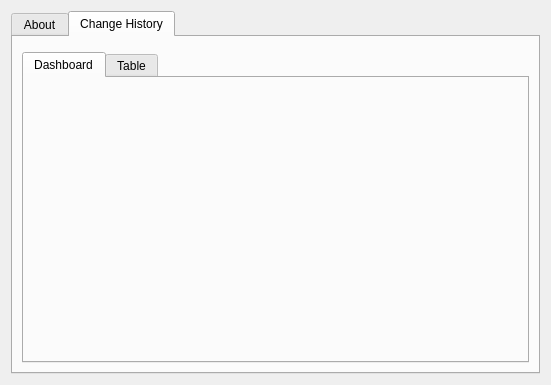
Qt form track_changes/ui/about_dialog.ui (ahmadzfaiz/qgis-track-changes) before a commit.
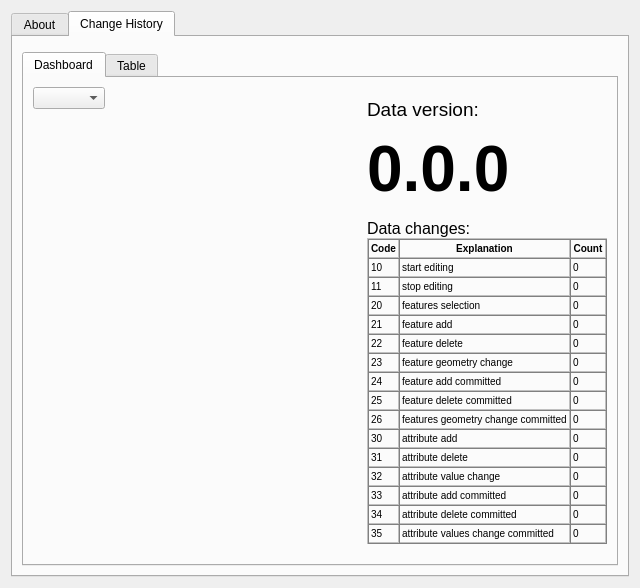
The same form after that commit. The open tabs and pages were chosen to show the change. Custom widgets are drawn as their Qt base class.

```diff
--- a/track_changes/ui/about_dialog.ui
+++ b/track_changes/ui/about_dialog.ui
@@ -6,8 +6,8 @@
    <rect>
     <x>0</x>
     <y>0</y>
-    <width>551</width>
-    <height>385</height>
+    <width>640</width>
+    <height>588</height>
    </rect>
   </property>
   <property name="windowTitle">
@@ -55,7 +55,7 @@
        <string>Change History</string>
       </attribute>
       <layout class="QGridLayout" name="gridLayout_3">
-       <item row="0" column="0">
+       <item row="1" column="0">
         <layout class="QVBoxLayout" name="verticalLayout_2">
          <item>
           <widget class="QgsFileWidget" name="inputGpkgFile"/>
@@ -69,6 +69,59 @@
             <attribute name="title">
              <string>Dashboard</string>
             </attribute>
+            <layout class="QGridLayout" name="gridLayout_5">
+             <item row="0" column="0">
+              <layout class="QHBoxLayout" name="horizontalLayout_2">
+               <item>
+                <layout class="QVBoxLayout" name="verticalLayout_3">
+                 <item>
+                  <layout class="QHBoxLayout" name="horizontalLayout">
+                   <item>
+                    <widget class="QComboBox" name="version_picker"/>
+                   </item>
+                   <item>
+                    <spacer name="horizontalSpacer">
+                     <property name="orientation">
+                      <enum>Qt::Horizontal</enum>
+                     </property>
+                     <property name="sizeHint" stdset="0">
+                      <size>
+                       <width>40</width>
+                       <height>20</height>
+                      </size>
+                     </property>
+                    </spacer>
+                   </item>
+                  </layout>
+                 </item>
+                 <item>
+                  <layout class="QVBoxLayout" name="Chart"/>
+                 </item>
+                 <item>
+                  <spacer name="verticalSpacer_2">
+                   <property name="orientation">
+                    <enum>Qt::Vertical</enum>
+                   </property>
+                   <property name="sizeHint" stdset="0">
+                    <size>
+                     <width>20</width>
+                     <height>13</height>
+                    </size>
+                   </property>
+                  </spacer>
+                 </item>
+                </layout>
+               </item>
+               <item>
+                <widget class="QLabel" name="data_version_description">
+                 <property name="text">
+                  <string>&lt;html&gt;&lt;head/&gt;&lt;body&gt;&lt;p&gt;&lt;span style=&quot; font-size:14pt;&quot;&gt;Data version:&lt;/span&gt;&lt;/p&gt;&lt;p&gt;&lt;span style=&quot; font-size:48pt; font-weight:600;&quot;&gt;0.0.0&lt;/span&gt;&lt;/p&gt;&lt;p&gt;&lt;span style=&quot; font-size:12pt;&quot;&gt;Data changes:&lt;/span&gt;&lt;/p&gt;&lt;table border=&quot;1&quot; style=&quot; margin-top:0px; margin-bottom:0px; margin-left:0px; margin-right:0px;&quot; cellspacing=&quot;0&quot; cellpadding=&quot;2&quot;&gt;&lt;thead&gt;&lt;tr&gt;&lt;td&gt;&lt;p align=&quot;center&quot;&gt;&lt;span style=&quot; font-size:10px; font-weight:600;&quot;&gt;Code&lt;/span&gt;&lt;/p&gt;&lt;/td&gt;&lt;td&gt;&lt;p align=&quot;center&quot;&gt;&lt;span style=&quot; font-size:10px; font-weight:600;&quot;&gt;Explanation&lt;/span&gt;&lt;/p&gt;&lt;/td&gt;&lt;td&gt;&lt;p align=&quot;center&quot;&gt;&lt;span style=&quot; font-size:10px; font-weight:600;&quot;&gt;Count&lt;/span&gt;&lt;/p&gt;&lt;/td&gt;&lt;/tr&gt;&lt;/thead&gt;&lt;tr&gt;&lt;td&gt;&lt;p&gt;&lt;span style=&quot; font-size:10px;&quot;&gt;10&lt;/span&gt;&lt;/p&gt;&lt;/td&gt;&lt;td&gt;&lt;p&gt;&lt;span style=&quot; font-size:10px;&quot;&gt;start editing&lt;/span&gt;&lt;/p&gt;&lt;/td&gt;&lt;td&gt;&lt;p&gt;&lt;span style=&quot; font-size:10px;&quot;&gt;0&lt;/span&gt;&lt;/p&gt;&lt;/td&gt;&lt;/tr&gt;&lt;tr&gt;&lt;td&gt;&lt;p&gt;&lt;span style=&quot; font-size:10px;&quot;&gt;11&lt;/span&gt;&lt;/p&gt;&lt;/td&gt;&lt;td&gt;&lt;p&gt;&lt;span style=&quot; font-size:10px;&quot;&gt;stop editing&lt;/span&gt;&lt;/p&gt;&lt;/td&gt;&lt;td&gt;&lt;p&gt;&lt;span style=&quot; font-size:10px;&quot;&gt;0&lt;/span&gt;&lt;/p&gt;&lt;/td&gt;&lt;/tr&gt;&lt;tr&gt;&lt;td&gt;&lt;p&gt;&lt;span style=&quot; font-size:10px;&quot;&gt;20&lt;/span&gt;&lt;/p&gt;&lt;/td&gt;&lt;td&gt;&lt;p&gt;&lt;span style=&quot; font-size:10px;&quot;&gt;features selection&lt;/span&gt;&lt;/p&gt;&lt;/td&gt;&lt;td&gt;&lt;p&gt;&lt;span style=&quot; font-size:10px;&quot;&gt;0&lt;/span&gt;&lt;/p&gt;&lt;/td&gt;&lt;/tr&gt;&lt;tr&gt;&lt;td&gt;&lt;p&gt;&lt;span style=&quot; font-size:10px;&quot;&gt;21&lt;/span&gt;&lt;/p&gt;&lt;/td&gt;&lt;td&gt;&lt;p&gt;&lt;span style=&quot; font-size:10px;&quot;&gt;feature add&lt;/span&gt;&lt;/p&gt;&lt;/td&gt;&lt;td&gt;&lt;p&gt;&lt;span style=&quot; font-size:10px;&quot;&gt;0&lt;/span&gt;&lt;/p&gt;&lt;/td&gt;&lt;/tr&gt;&lt;tr&gt;&lt;td&gt;&lt;p&gt;&lt;span style=&quot; font-size:10px;&quot;&gt;22&lt;/span&gt;&lt;/p&gt;&lt;/td&gt;&lt;td&gt;&lt;p&gt;&lt;span style=&quot; font-size:10px;&quot;&gt;feature delete&lt;/span&gt;&lt;/p&gt;&lt;/td&gt;&lt;td&gt;&lt;p&gt;&lt;span style=&quot; font-size:10px;&quot;&gt;0&lt;/span&gt;&lt;/p&gt;&lt;/td&gt;&lt;/tr&gt;&lt;tr&gt;&lt;td&gt;&lt;p&gt;&lt;span style=&quot; font-size:10px;&quot;&gt;23&lt;/span&gt;&lt;/p&gt;&lt;/td&gt;&lt;td&gt;&lt;p&gt;&lt;span style=&quot; font-size:10px;&quot;&gt;feature geometry change&lt;/span&gt;&lt;/p&gt;&lt;/td&gt;&lt;td&gt;&lt;p&gt;&lt;span style=&quot; font-size:10px;&quot;&gt;0&lt;/span&gt;&lt;/p&gt;&lt;/td&gt;&lt;/tr&gt;&lt;tr&gt;&lt;td&gt;&lt;p&gt;&lt;span style=&quot; font-size:10px;&quot;&gt;24&lt;/span&gt;&lt;/p&gt;&lt;/td&gt;&lt;td&gt;&lt;p&gt;&lt;span style=&quot; font-size:10px;&quot;&gt;feature add committed&lt;/span&gt;&lt;/p&gt;&lt;/td&gt;&lt;td&gt;&lt;p&gt;&lt;span style=&quot; font-size:10px;&quot;&gt;0&lt;/span&gt;&lt;/p&gt;&lt;/td&gt;&lt;/tr&gt;&lt;tr&gt;&lt;td&gt;&lt;p&gt;&lt;span style=&quot; font-size:10px;&quot;&gt;25&lt;/span&gt;&lt;/p&gt;&lt;/td&gt;&lt;td&gt;&lt;p&gt;&lt;span style=&quot; font-size:10px;&quot;&gt;feature delete committed&lt;/span&gt;&lt;/p&gt;&lt;/td&gt;&lt;td&gt;&lt;p&gt;&lt;span style=&quot; font-size:10px;&quot;&gt;0&lt;/span&gt;&lt;/p&gt;&lt;/td&gt;&lt;/tr&gt;&lt;tr&gt;&lt;td&gt;&lt;p&gt;&lt;span style=&quot; font-size:10px;&quot;&gt;26&lt;/span&gt;&lt;/p&gt;&lt;/td&gt;&lt;td&gt;&lt;p&gt;&lt;span style=&quot; font-size:10px;&quot;&gt;features geometry change committed&lt;/span&gt;&lt;/p&gt;&lt;/td&gt;&lt;td&gt;&lt;p&gt;&lt;span style=&quot; font-size:10px;&quot;&gt;0&lt;/span&gt;&lt;/p&gt;&lt;/td&gt;&lt;/tr&gt;&lt;tr&gt;&lt;td&gt;&lt;p&gt;&lt;span style=&quot; font-size:10px;&quot;&gt;30&lt;/span&gt;&lt;/p&gt;&lt;/td&gt;&lt;td&gt;&lt;p&gt;&lt;span style=&quot; font-size:10px;&quot;&gt;attribute add&lt;/span&gt;&lt;/p&gt;&lt;/td&gt;&lt;td&gt;&lt;p&gt;&lt;span style=&quot; font-size:10px;&quot;&gt;0&lt;/span&gt;&lt;/p&gt;&lt;/td&gt;&lt;/tr&gt;&lt;tr&gt;&lt;td&gt;&lt;p&gt;&lt;span style=&quot; font-size:10px;&quot;&gt;31&lt;/span&gt;&lt;/p&gt;&lt;/td&gt;&lt;td&gt;&lt;p&gt;&lt;span style=&quot; font-size:10px;&quot;&gt;attribute delete&lt;/span&gt;&lt;/p&gt;&lt;/td&gt;&lt;td&gt;&lt;p&gt;&lt;span style=&quot; font-size:10px;&quot;&gt;0&lt;/span&gt;&lt;/p&gt;&lt;/td&gt;&lt;/tr&gt;&lt;tr&gt;&lt;td&gt;&lt;p&gt;&lt;span style=&quot; font-size:10px;&quot;&gt;32&lt;/span&gt;&lt;/p&gt;&lt;/td&gt;&lt;td&gt;&lt;p&gt;&lt;span style=&quot; font-size:10px;&quot;&gt;attribute value change&lt;/span&gt;&lt;/p&gt;&lt;/td&gt;&lt;td&gt;&lt;p&gt;&lt;span style=&quot; font-size:10px;&quot;&gt;0&lt;/span&gt;&lt;/p&gt;&lt;/td&gt;&lt;/tr&gt;&lt;tr&gt;&lt;td&gt;&lt;p&gt;&lt;span style=&quot; font-size:10px;&quot;&gt;33&lt;/span&gt;&lt;/p&gt;&lt;/td&gt;&lt;td&gt;&lt;p&gt;&lt;span style=&quot; font-size:10px;&quot;&gt;attribute add committed&lt;/span&gt;&lt;/p&gt;&lt;/td&gt;&lt;td&gt;&lt;p&gt;&lt;span style=&quot; font-size:10px;&quot;&gt;0&lt;/span&gt;&lt;/p&gt;&lt;/td&gt;&lt;/tr&gt;&lt;tr&gt;&lt;td&gt;&lt;p&gt;&lt;span style=&quot; font-size:10px;&quot;&gt;34&lt;/span&gt;&lt;/p&gt;&lt;/td&gt;&lt;td&gt;&lt;p&gt;&lt;span style=&quot; font-size:10px;&quot;&gt;attribute delete committed&lt;/span&gt;&lt;/p&gt;&lt;/td&gt;&lt;td&gt;&lt;p&gt;&lt;span style=&quot; font-size:10px;&quot;&gt;0&lt;/span&gt;&lt;/p&gt;&lt;/td&gt;&lt;/tr&gt;&lt;tr&gt;&lt;td&gt;&lt;p&gt;&lt;span style=&quot; font-size:10px;&quot;&gt;35&lt;/span&gt;&lt;/p&gt;&lt;/td&gt;&lt;td&gt;&lt;p&gt;&lt;span style=&quot; font-size:10px;&quot;&gt;attribute values change committed&lt;/span&gt;&lt;/p&gt;&lt;/td&gt;&lt;td&gt;&lt;p&gt;&lt;span style=&quot; font-size:10px;&quot;&gt;0&lt;/span&gt;&lt;/p&gt;&lt;/td&gt;&lt;/tr&gt;&lt;/table&gt;&lt;/body&gt;&lt;/html&gt;</string>
+                 </property>
+                </widget>
+               </item>
+              </layout>
+             </item>
+            </layout>
            </widget>
            <widget class="QWidget" name="tableTab">
             <attribute name="title">
```
Left out of the diff: 6 changed lines with no effect on the pictures.
